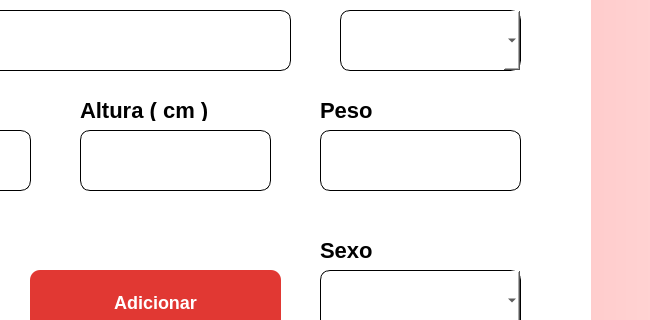
Above: src/Graphics/Add/AddDoador/cadastrardoador.ui from INF112-Programacao2/20222-team-1 before the change; both pictures show x 350 to 1000 and y 130 to 450 of the 1000 by 572 pixel window. Below: the same form after it.
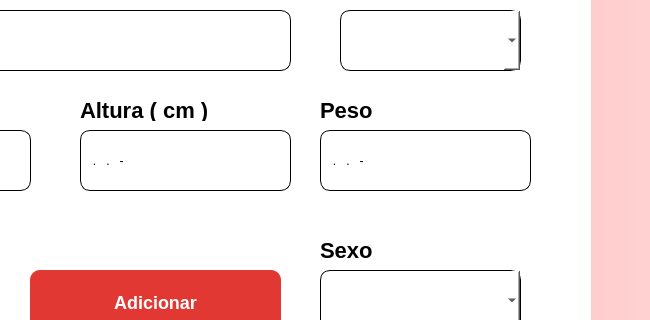
That is the form after the change. Icons and pictures are not drawn.

Commit message: alteracoes consumo e doador

What changed in the file:
```diff
--- a/src/Graphics/Add/AddDoador/cadastrardoador.ui
+++ b/src/Graphics/Add/AddDoador/cadastrardoador.ui
@@ -229,43 +229,6 @@
       <string>Data de Nascimento</string>
      </property>
     </widget>
-    <widget class="QLineEdit" name="inputPeso">
-     <property name="geometry">
-      <rect>
-       <x>360</x>
-       <y>230</y>
-       <width>191</width>
-       <height>61</height>
-      </rect>
-     </property>
-     <property name="styleSheet">
-      <string notr="true">
-background: #FFFFFF;
-border: 0.5px solid #000000;
-border-radius: 10px;
-</string>
-     </property>
-     <property name="inputMask">
-      <string>0</string>
-     </property>
-    </widget>
-    <widget class="QLineEdit" name="inputAltura">
-     <property name="geometry">
-      <rect>
-       <x>600</x>
-       <y>230</y>
-       <width>201</width>
-       <height>61</height>
-      </rect>
-     </property>
-     <property name="styleSheet">
-      <string notr="true">
-background: #FFFFFF;
-border: 0.5px solid #000000;
-border-radius: 10px;
-</string>
-     </property>
-    </widget>
     <widget class="QLabel" name="txtAltura">
      <property name="geometry">
       <rect>
@@ -361,6 +324,52 @@
 border-radius: 10px;</string>
      </property>
     </widget>
+    <widget class="QLineEdit" name="inputAltura">
+     <property name="geometry">
+      <rect>
+       <x>360</x>
+       <y>230</y>
+       <width>211</width>
+       <height>61</height>
+      </rect>
+     </property>
+     <property name="styleSheet">
+      <string notr="true">
+background: #FFFFFF;
+border: 0.5px solid #000000;
+border-radius: 10px;
+</string>
+     </property>
+     <property name="inputMask">
+      <string>000.000.000-00</string>
+     </property>
+     <property name="placeholderText">
+      <string>000.000.000-00</string>
+     </property>
+    </widget>
+    <widget class="QLineEdit" name="inputPeso">
+     <property name="geometry">
+      <rect>
+       <x>600</x>
+       <y>230</y>
+       <width>211</width>
+       <height>61</height>
+      </rect>
+     </property>
+     <property name="styleSheet">
+      <string notr="true">
+background: #FFFFFF;
+border: 0.5px solid #000000;
+border-radius: 10px;
+</string>
+     </property>
+     <property name="inputMask">
+      <string>000.000.000-00</string>
+     </property>
+     <property name="placeholderText">
+      <string>000.000.000-00</string>
+     </property>
+    </widget>
    </widget>
    <widget class="QPushButton" name="buttonReturn">
     <property name="geometry">
```
The commit also changes 2 other files.
